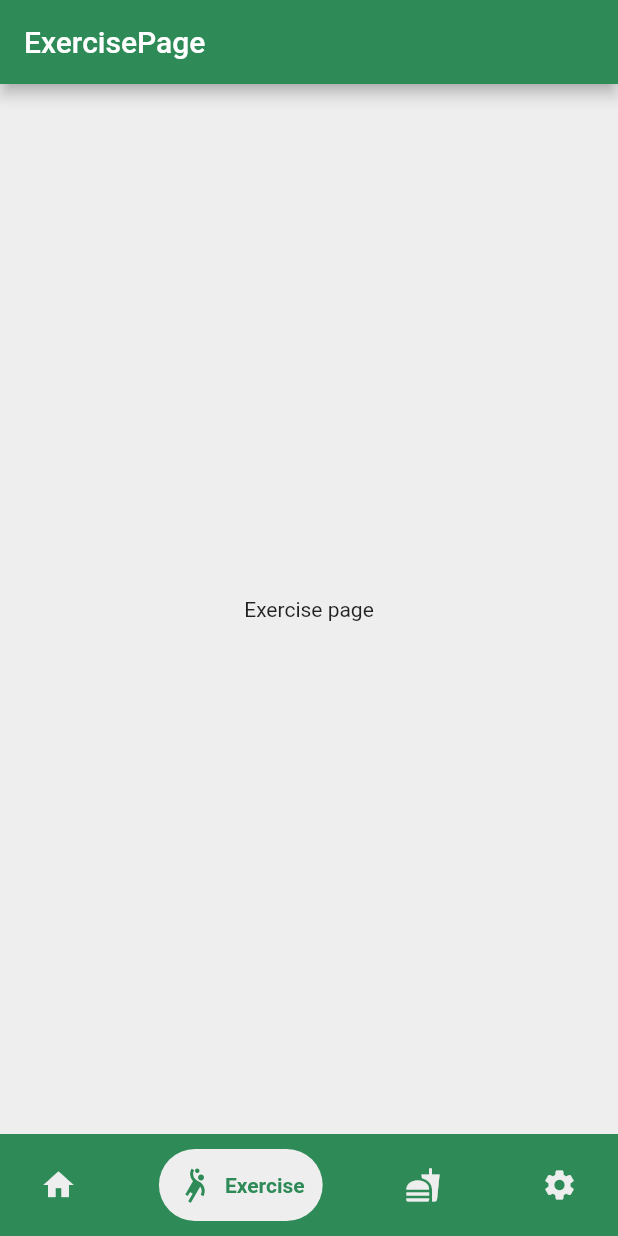
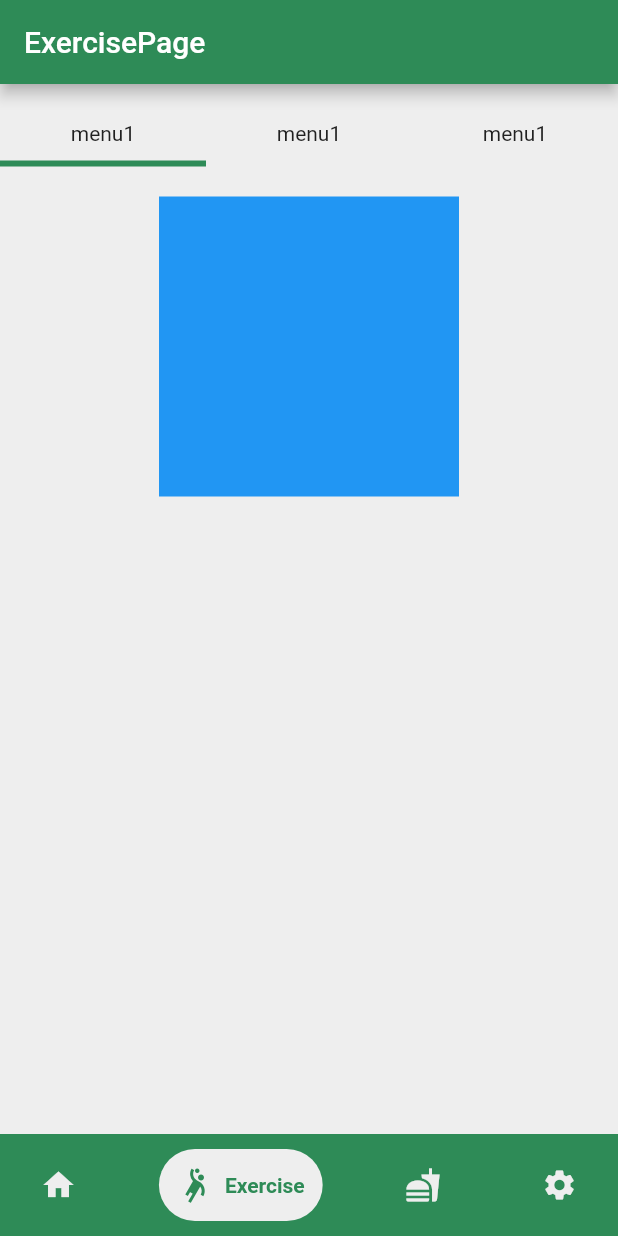
Before and after one commit to zysek11/LifestyleApplication, a Flutter app: the screen it shows after launch, item 2 of the bottom bar chosen, on a phone screen of 412 x 824 dp. Run offline on Flutter 3.47's test engine with Material 2 defaults, Android fonts, the phone set to English and light mode, and no system bars; drawn by our look-alikes of google_nav_bar.

Commit message:
Added menu to Exercise Menu
Added menu to EM with extra classes for better reading.

```diff
--- a/lib/Pages/ExerciseScreen.dart
+++ b/lib/Pages/ExerciseScreen.dart
@@ -1,17 +1,73 @@
 import 'package:flutter/material.dart';
+import 'exerciseMenu/ExerciseStretch.dart';
+import 'exerciseMenu/ExerciseGym.dart';
+import 'exerciseMenu/ExerciseVolley.dart';
+import 'exerciseMenu/menuBlock.dart';
 
-class ExerciseScreen extends StatelessWidget {
-  const ExerciseScreen({super.key});
+class ExerciseScreen extends StatefulWidget {
+  const ExerciseScreen({Key? key}) : super(key: key);
+
+  @override
+  _ExerciseScreenState createState() => _ExerciseScreenState();
+}
+
+class _ExerciseScreenState extends State<ExerciseScreen> {
+  int exerciseMenuIndex = 0;
 
   @override
   Widget build(BuildContext context) {
+    Widget exerciseWidget;
+    switch(exerciseMenuIndex){
+      case 0:
+        exerciseWidget = const ExerciseStretch();
+        break;
+      case 1:
+        exerciseWidget = const ExerciseGym();
+        break;
+      case 2:
+        exerciseWidget = const ExerciseVolley();
+        break;
+      default:
+        exerciseWidget = const ExerciseStretch();
+    }
+
     return Container(
       color: Colors.grey.shade200,
       child: Center(
         child: Column(
-          mainAxisAlignment: MainAxisAlignment.center,
           children: [
-            Text('Exercise page'),
+            Row(
+              children: [
+                Expanded(
+                  child: GestureDetector(
+                    onTap: (){
+                      setState(() {
+                        exerciseMenuIndex = 0;
+                      });
+                    },
+                      child: MenuBlock(queue: 0, emi: exerciseMenuIndex)),
+                ),
+                Expanded(
+                  child: GestureDetector(
+                      onTap: (){
+                        setState(() {
+                          exerciseMenuIndex = 1;
+                        });
+                      },
+                      child: MenuBlock(queue: 1, emi: exerciseMenuIndex)),
+                ),
+                Expanded(
+                  child: GestureDetector(
+                      onTap: (){
+                        setState(() {
+                          exerciseMenuIndex = 2;
+                        });
+                      },
+                      child: MenuBlock(queue: 2, emi: exerciseMenuIndex)),
+                ),
+              ],
+            ),
+            exerciseWidget,
           ],
         ),
       ),
--- /dev/null
+++ b/lib/Pages/exerciseMenu/ExerciseGym.dart
@@ -0,0 +1,17 @@
+import 'package:flutter/material.dart';
+
+class ExerciseGym extends StatelessWidget {
+  const ExerciseGym({Key? key}) : super(key: key);
+
+  @override
+  Widget build(BuildContext context) {
+    return SingleChildScrollView(
+      padding: EdgeInsets.only(top:20.0),
+      child: Container(
+        width: 200,
+        height: 200,
+        color: Colors.green,
+      ),
+    );
+  }
+}
--- /dev/null
+++ b/lib/Pages/exerciseMenu/ExerciseStretch.dart
@@ -0,0 +1,17 @@
+import 'package:flutter/material.dart';
+
+class ExerciseStretch extends StatelessWidget {
+  const ExerciseStretch({Key? key}) : super(key: key);
+
+  @override
+  Widget build(BuildContext context) {
+    return SingleChildScrollView(
+      padding: EdgeInsets.only(top:20.0),
+      child: Container(
+        width: 200,
+        height: 200,
+        color: Colors.blue,
+      ),
+    );
+  }
+}
--- /dev/null
+++ b/lib/Pages/exerciseMenu/ExerciseVolley.dart
@@ -0,0 +1,17 @@
+import 'package:flutter/material.dart';
+
+class ExerciseVolley extends StatelessWidget {
+  const ExerciseVolley({Key? key}) : super(key: key);
+
+  @override
+  Widget build(BuildContext context) {
+    return SingleChildScrollView(
+      padding: EdgeInsets.only(top:20.0),
+      child: Container(
+        width: 200,
+        height: 200,
+        color: Colors.yellow,
+      ),
+    );
+  }
+}
--- /dev/null
+++ b/lib/Pages/exerciseMenu/menuBlock.dart
@@ -0,0 +1,41 @@
+import 'package:flutter/material.dart';
+
+class MenuBlock extends StatefulWidget {
+  final int emi;
+  final int queue;
+  const MenuBlock({Key? key, required this.queue, required this.emi}) : super(key: key);
+
+  @override
+  _MenuBlockState createState() => _MenuBlockState();
+}
+
+class _MenuBlockState extends State<MenuBlock> {
+
+  @override
+  Widget build(BuildContext context) {
+
+    bool showBorder = false;
+    if(widget.queue == widget.emi) {
+      showBorder = true;
+    } else {
+      showBorder = false;
+    }
+
+    return Container(
+      padding: const EdgeInsets.only(bottom: 10, top: 25),
+      decoration: BoxDecoration(
+        border: Border(
+          bottom: BorderSide(
+            width: 4.0,
+            color:  showBorder == true ? const Color(0xFF2E8B57)
+                : Colors.grey.shade200,
+          ),
+        ),
+      ),
+      child: const Align(
+        alignment: Alignment.center,
+        child: Text("menu1"),
+      ),
+    );
+  }
+}
--- a/lib/main.dart
+++ b/lib/main.dart
@@ -1,6 +1,5 @@
 import 'package:flutter/material.dart';
 import 'package:google_nav_bar/google_nav_bar.dart';
-
 import 'Pages/DietScreen.dart';
 import 'Pages/ExerciseScreen.dart';
 import 'Pages/HomeScreen.dart';
```
